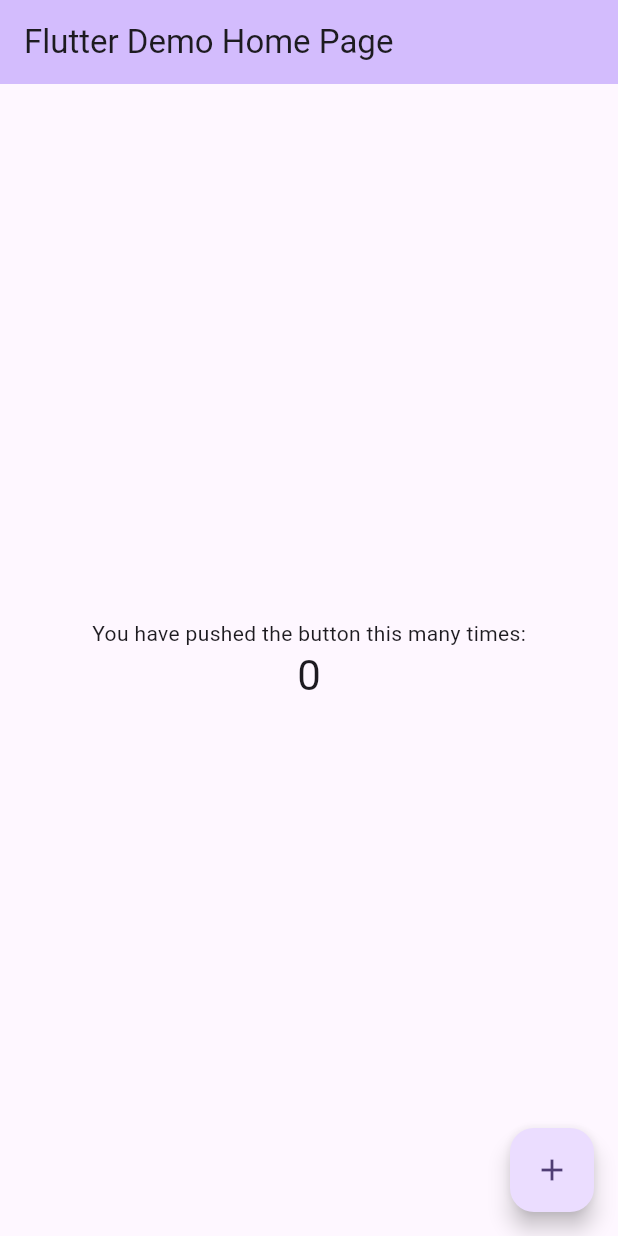
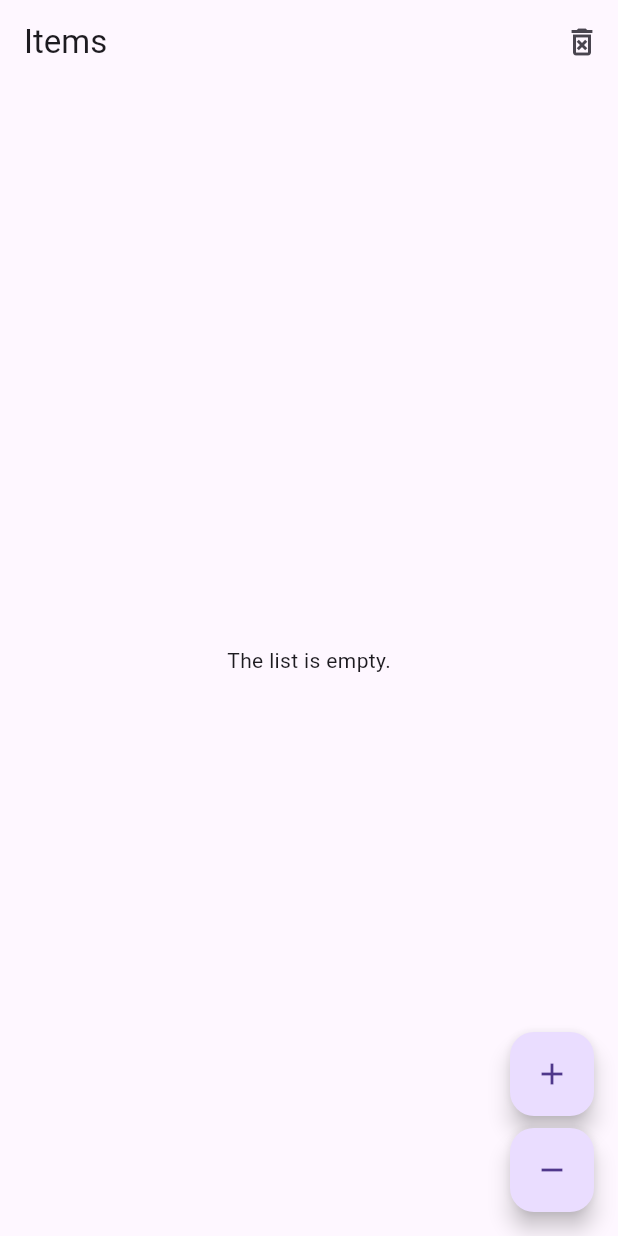
Before and after one commit to william-franco/sqflite-counter, a Flutter app: the screen it shows after launch, on a phone screen of 412 x 824 dp. Run offline on Flutter 3.47's test engine with Material 3 defaults, Android fonts, the light colour scheme and no system bars; our stand-ins replace get_it, go_router, sqflite; accounts and stored records are empty.

Commit message:
:white_check_mark: Added feature items.

```diff
--- a/lib/main.dart
+++ b/lib/main.dart
@@ -1,122 +1,29 @@
 import 'package:flutter/material.dart';
+import 'package:sqflite_counter/src/common/dependency_injectors/dependency_injector.dart';
+import 'package:sqflite_counter/src/common/routes/routes.dart';
 
-void main() {
-  runApp(const MyApp());
+Future<void> main() async {
+  WidgetsFlutterBinding.ensureInitialized();
+  dependencyInjector();
+  await initDependencies();
+  final Routes appRoutes = Routes();
+  runApp(MyApp(appRoutes: appRoutes));
 }
 
 class MyApp extends StatelessWidget {
-  const MyApp({super.key});
+  final Routes appRoutes;
+
+  const MyApp({super.key, required this.appRoutes});
 
   // This widget is the root of your application.
   @override
   Widget build(BuildContext context) {
-    return MaterialApp(
-      title: 'Flutter Demo',
-      theme: ThemeData(
-        // This is the theme of your application.
-        //
-        // TRY THIS: Try running your application with "flutter run". You'll see
-        // the application has a purple toolbar. Then, without quitting the app,
-        // try changing the seedColor in the colorScheme below to Colors.green
-        // and then invoke "hot reload" (save your changes or press the "hot
-        // reload" button in a Flutter-supported IDE, or press "r" if you used
-        // the command line to start the app).
-        //
-        // Notice that the counter didn't reset back to zero; the application
-        // state is not lost during the reload. To reset the state, use hot
-        // restart instead.
-        //
-        // This works for code too, not just values: Most code changes can be
-        // tested with just a hot reload.
-        colorScheme: ColorScheme.fromSeed(seedColor: Colors.deepPurple),
-      ),
-      home: const MyHomePage(title: 'Flutter Demo Home Page'),
+    return MaterialApp.router(
+      title: 'Sqflite Counter',
+      debugShowCheckedModeBanner: false,
+      theme: ThemeData.light(useMaterial3: true),
+      darkTheme: ThemeData.dark(useMaterial3: true),
+      routerConfig: appRoutes.routes,
     );
   }
 }
-
-class MyHomePage extends StatefulWidget {
-  const MyHomePage({super.key, required this.title});
-
-  // This widget is the home page of your application. It is stateful, meaning
-  // that it has a State object (defined below) that contains fields that affect
-  // how it looks.
-
-  // This class is the configuration for the state. It holds the values (in this
-  // case the title) provided by the parent (in this case the App widget) and
-  // used by the build method of the State. Fields in a Widget subclass are
-  // always marked "final".
-
-  final String title;
-
-  @override
-  State<MyHomePage> createState() => _MyHomePageState();
-}
-
-class _MyHomePageState extends State<MyHomePage> {
-  int _counter = 0;
-
-  void _incrementCounter() {
-    setState(() {
-      // This call to setState tells the Flutter framework that something has
-      // changed in this State, which causes it to rerun the build method below
-      // so that the display can reflect the updated values. If we changed
-      // _counter without calling setState(), then the build method would not be
-      // called again, and so nothing would appear to happen.
-      _counter++;
-    });
-  }
-
-  @override
-  Widget build(BuildContext context) {
-    // This method is rerun every time setState is called, for instance as done
-    // by the _incrementCounter method above.
-    //
-    // The Flutter framework has been optimized to make rerunning build methods
-    // fast, so that you can just rebuild anything that needs updating rather
-    // than having to individually change instances of widgets.
-    return Scaffold(
-      appBar: AppBar(
-        // TRY THIS: Try changing the color here to a specific color (to
-        // Colors.amber, perhaps?) and trigger a hot reload to see the AppBar
-        // change color while the other colors stay the same.
-        backgroundColor: Theme.of(context).colorScheme.inversePrimary,
-        // Here we take the value from the MyHomePage object that was created by
-        // the App.build method, and use it to set our appbar title.
-        title: Text(widget.title),
-      ),
-      body: Center(
-        // Center is a layout widget. It takes a single child and positions it
-        // in the middle of the parent.
-        child: Column(
-          // Column is also a layout widget. It takes a list of children and
-          // arranges them vertically. By default, it sizes itself to fit its
-          // children horizontally, and tries to be as tall as its parent.
-          //
-          // Column has various properties to control how it sizes itself and
-          // how it positions its children. Here we use mainAxisAlignment to
-          // center the children vertically; the main axis here is the vertical
-          // axis because Columns are vertical (the cross axis would be
-          // horizontal).
-          //
-          // TRY THIS: Invoke "debug painting" (choose the "Toggle Debug Paint"
-          // action in the IDE, or press "p" in the console), to see the
-          // wireframe for each widget.
-          mainAxisAlignment: MainAxisAlignment.center,
-          children: <Widget>[
-            const Text('You have pushed the button this many times:'),
-            Text(
-              '$_counter',
-              style: Theme.of(context).textTheme.headlineMedium,
-            ),
-          ],
-        ),
-      ),
-      floatingActionButton: FloatingActionButton(
-        onPressed: _incrementCounter,
-        tooltip: 'Increment',
-        child: const Icon(Icons.add),
-      ), // This trailing comma makes auto-formatting nicer for build methods.
-    );
-  }
-}
--- /dev/null
+++ b/lib/src/common/routes/routes.dart
@@ -0,0 +1,14 @@
+import 'package:go_router/go_router.dart';
+import 'package:sqflite_counter/src/features/items/routes/items_routes.dart';
+
+class Routes {
+  static String get home => ItemsRoutes.items;
+
+  GoRouter get routes => _routes;
+
+  final GoRouter _routes = GoRouter(
+    debugLogDiagnostics: true,
+    initialLocation: home,
+    routes: [...ItemsRoutes().routes],
+  );
+}
--- /dev/null
+++ b/lib/src/features/items/controllers/items_controller.dart
@@ -0,0 +1,58 @@
+import 'package:flutter/material.dart';
+import 'package:sqflite_counter/src/features/items/models/item_model.dart';
+import 'package:sqflite_counter/src/features/items/repositories/items_repository.dart';
+
+typedef _Controller = ChangeNotifier;
+
+abstract class ItemsController extends _Controller {
+  List<ItemModel> get items;
+
+  Future<void> loadItems();
+  Future<void> addItem(int value);
+  Future<void> removeItem(int index);
+  Future<void> clearAll();
+}
+
+class ItemsControllerImpl extends _Controller implements ItemsController {
+  final ItemsRepository itemsRepository;
+
+  ItemsControllerImpl({required this.itemsRepository});
+
+  List<ItemModel> _items = [];
+
+  @override
+  List<ItemModel> get items => _items;
+
+  @override
+  Future<void> loadItems() async {
+    _items = await itemsRepository.getAllItems();
+    _emit(_items);
+  }
+
+  @override
+  Future<void> addItem(int value) async {
+    final newItem = ItemModel(value: value, createdAt: DateTime.now());
+
+    await itemsRepository.insertItem(newItem);
+    await loadItems();
+  }
+
+  @override
+  Future<void> removeItem(int index) async {
+    final item = _items[index];
+    await itemsRepository.deleteItem(item);
+    await loadItems();
+  }
+
+  @override
+  Future<void> clearAll() async {
+    await itemsRepository.clearAll();
+    await loadItems();
+  }
+
+  void _emit(List<ItemModel> newValue) {
+    _items = newValue;
+    notifyListeners();
+    debugPrint('ItemsController: $_items');
+  }
+}
--- /dev/null
+++ b/lib/src/features/items/models/item_model.dart
@@ -0,0 +1,19 @@
+class ItemModel {
+  final int? id;
+  final int value;
+  final DateTime createdAt;
+
+  ItemModel({this.id, required this.value, required this.createdAt});
+
+  Map<String, dynamic> toMap() {
+    return {'id': id, 'value': value, 'createdAt': createdAt.toIso8601String()};
+  }
+
+  factory ItemModel.fromMap(Map<String, dynamic> map) {
+    return ItemModel(
+      id: map['id'] as int?,
+      value: map['value'] as int,
+      createdAt: DateTime.parse(map['createdAt']),
+    );
+  }
+}
--- /dev/null
+++ b/lib/src/features/items/routes/items_routes.dart
@@ -0,0 +1,19 @@
+import 'package:go_router/go_router.dart';
+import 'package:sqflite_counter/src/common/dependency_injectors/dependency_injector.dart';
+import 'package:sqflite_counter/src/features/items/controllers/items_controller.dart';
+import 'package:sqflite_counter/src/features/items/views/items_view.dart';
+
+class ItemsRoutes {
+  static String get items => '/items';
+
+  List<GoRoute> get routes => _routes;
+
+  final List<GoRoute> _routes = [
+    GoRoute(
+      path: items,
+      builder: (context, state) {
+        return ItemsView(itemsController: locator<ItemsController>());
+      },
+    ),
+  ];
+}
--- /dev/null
+++ b/lib/src/features/items/views/items_view.dart
@@ -0,0 +1,89 @@
+import 'package:flutter/material.dart';
+import 'package:sqflite_counter/src/features/items/controllers/items_controller.dart';
+
+class ItemsView extends StatefulWidget {
+  final ItemsController itemsController;
+
+  const ItemsView({super.key, required this.itemsController});
+
+  @override
+  State<ItemsView> createState() => _ItemsViewState();
+}
+
+class _ItemsViewState extends State<ItemsView> {
+  @override
+  void initState() {
+    super.initState();
+    widget.itemsController.loadItems();
+  }
+
+  @override
+  Widget build(BuildContext context) {
+    return Scaffold(
+      appBar: AppBar(
+        centerTitle: false,
+        title: const Text('Items'),
+        actions: <Widget>[
+          IconButton(
+            icon: const Icon(Icons.delete_forever_outlined),
+            onPressed: () {
+              widget.itemsController.clearAll();
+            },
+          ),
+        ],
+      ),
+      body: ListenableBuilder(
+        listenable: widget.itemsController,
+        builder: (context, _) {
+          final items = widget.itemsController.items;
+
+          if (items.isEmpty) {
+            return const Center(child: Text('The list is empty.'));
+          }
+
+          return RefreshIndicator(
+            onRefresh: () async {
+              await widget.itemsController.loadItems();
+            },
+            child: ListView.builder(
+              itemCount: items.length,
+              itemBuilder: (context, index) {
+                final item = items[index];
+                return ListTile(
+                  leading: CircleAvatar(child: Text('${item.value}')),
+                  title: Text('Created at: ${item.createdAt}'),
+                );
+              },
+            ),
+          );
+        },
+      ),
+      floatingActionButton: Column(
+        mainAxisAlignment: MainAxisAlignment.end,
+        crossAxisAlignment: CrossAxisAlignment.end,
+        children: <Widget>[
+          FloatingActionButton(
+            key: const Key('addItemToList'),
+            child: const Icon(Icons.add_outlined),
+            onPressed: () {
+              // exemplo: valor aleatório
+              final value = DateTime.now().millisecondsSinceEpoch % 100;
+              widget.itemsController.addItem(value);
+            },
+          ),
+          const SizedBox(height: 8),
+          FloatingActionButton(
+            key: const Key('removeItemFromList'),
+            child: const Icon(Icons.remove_outlined),
+            onPressed: () {
+              final items = widget.itemsController.items;
+              if (items.isNotEmpty) {
+                widget.itemsController.removeItem(0); // remove o primeiro
+              }
+            },
+          ),
+        ],
+      ),
+    );
+  }
+}
--- a/pubspec.yaml
+++ b/pubspec.yaml
@@ -12,8 +12,11 @@ dependencies:
 
   # External dependencies.
   cupertino_icons: ^1.0.8
+  get_it: ^8.2.0
+  go_router: ^16.2.1
   path: ^1.9.1
   path_provider: ^2.1.5
+  shared_preferences: ^2.5.3
   sqflite: ^2.4.2
 
 dev_dependencies:
```
Also changed, not shown: lib/src/common/dependency_injectors/dependency_injector.dart (added, +39 -0 lines), lib/src/common/services/database_service.dart (added, +41 -0 lines), lib/src/features/items/repositories/items_repository.dart (added, +40 -0 lines), pubspec.lock, 1 other file.
